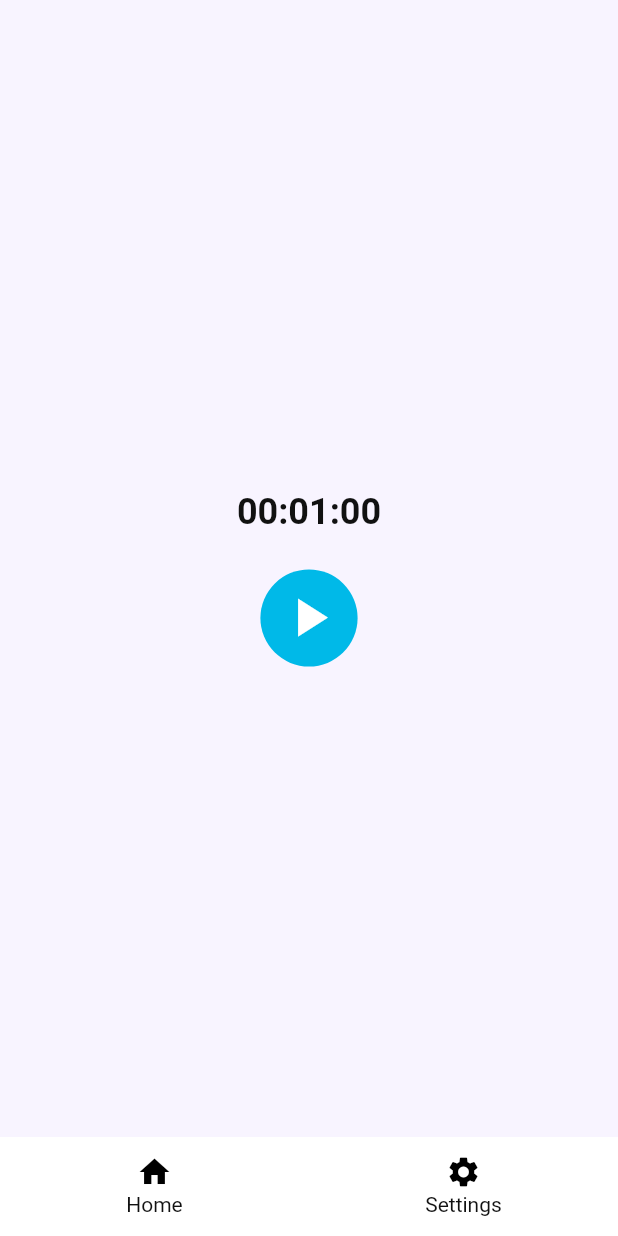
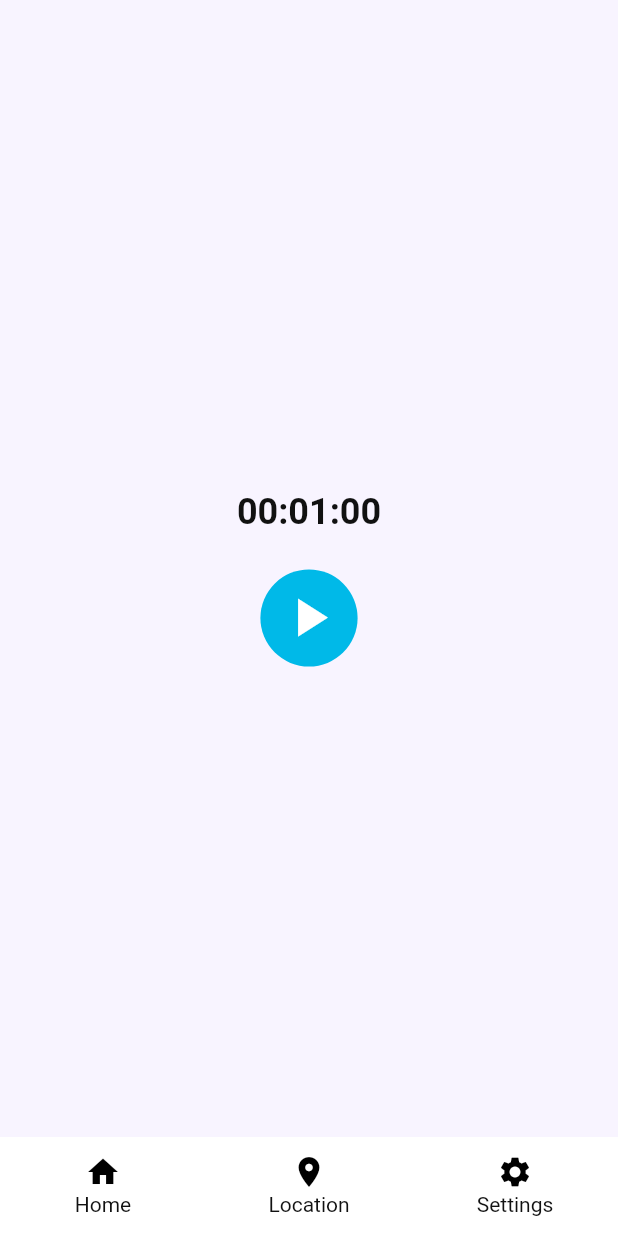
Before and after one commit to matviizakrevskyi/Test_Project, a Flutter app: the screen it shows after launch, on a phone screen of 412 x 824 dp. Run offline on Flutter 3.47's test engine with Material 3 defaults, Android fonts, the phone set to English and light mode, and no system bars; our stand-ins replace dropdown_button2, easy_localization, flutter_bloc, share_plus; missing offline and left inert: rate_my_app.

Commit message:
second screen skeleton

```diff
--- a/lib/views/home/home_screen.dart
+++ b/lib/views/home/home_screen.dart
@@ -9,6 +9,8 @@ import 'package:test_project/views/widgets/pulsating_widget.dart';
 import 'package:test_project/views/widgets/time_picker.dart';
 
 class HomeScreen extends StatelessWidget {
+  const HomeScreen({super.key});
+
   @override
   Widget build(BuildContext context) {
     final cubit = context.read<HomeCubit>();
--- /dev/null
+++ b/lib/views/location/location_cubit.dart
@@ -0,0 +1,6 @@
+import 'package:flutter_bloc/flutter_bloc.dart';
+import 'package:test_project/views/location/location_state.dart';
+
+class LocationCubit extends Cubit<LocationState> {
+  LocationCubit() : super(LocationState(false));
+}
--- a/lib/views/main_cover/main_cover_screen.dart
+++ b/lib/views/main_cover/main_cover_screen.dart
@@ -54,6 +54,13 @@ class _BottomNavigationBar extends StatelessWidget {
             onTap: () {
               onTab(1);
             },
+            name: "Location",
+            icon: Icons.location_on,
+          ),
+          _BottomBarItem(
+            onTap: () {
+              onTab(2);
+            },
             name: "Settings",
             icon: Icons.settings,
           ),
--- a/lib/views/main_cover/main_cover_state.dart
+++ b/lib/views/main_cover/main_cover_state.dart
@@ -2,6 +2,8 @@ import 'package:flutter/material.dart';
 import 'package:flutter_bloc/flutter_bloc.dart';
 import 'package:test_project/views/home/home_cubit.dart';
 import 'package:test_project/views/home/home_screen.dart';
+import 'package:test_project/views/location/location_cubit.dart';
+import 'package:test_project/views/location/location_screen.dart';
 import 'package:test_project/views/settings/settings_cubit.dart';
 import 'package:test_project/views/settings/settings_screen.dart';
 
@@ -9,7 +11,11 @@ class MainCoverState {
   static final List<Widget> tabs = [
     BlocProvider(
       create: (_) => HomeCubit(),
-      child: HomeScreen(),
+      child: const HomeScreen(),
+    ),
+    BlocProvider(
+      create: (_) => LocationCubit(),
+      child: const LocationScreen(),
     ),
     BlocProvider(
       create: (_) => SettingsCubit(),
```
Also changed, not shown: lib/views/location/location_screen.dart (added, +10 -0 lines), lib/views/location/location_state.dart (added, +7 -0 lines).
